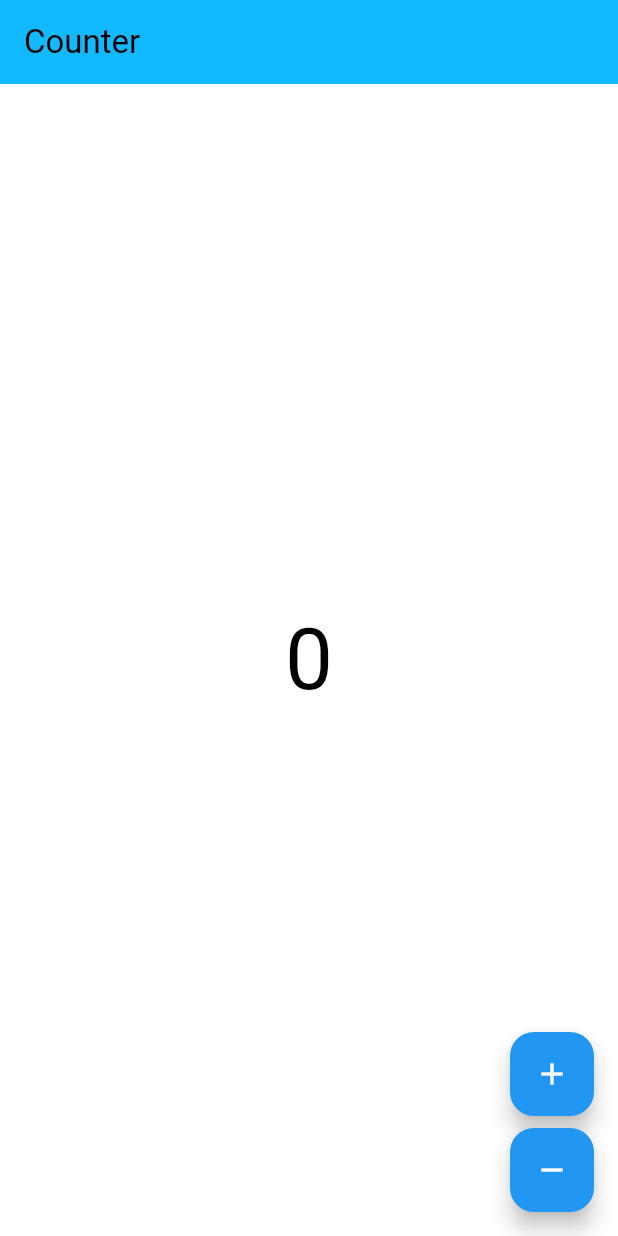
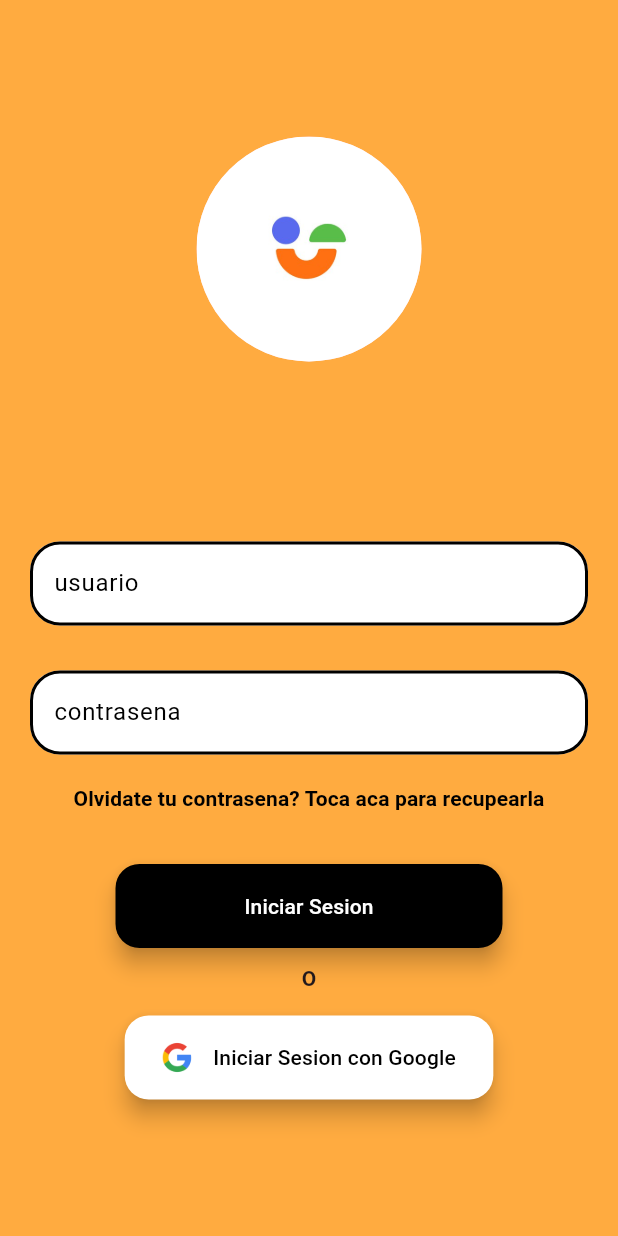
Before and after one commit to hecmorr/handy, a Flutter app: the screen it shows after launch, on a phone screen of 412 x 824 dp. Run offline on Flutter 3.47's test engine with Material 3 defaults, Android fonts, the phone set to English and light mode, and no system bars; our stand-ins replace bloc, flutter_bloc, go_router, google_fonts; generated files the repository leaves out were written again.

Commit message:
Log in UI created

```diff
--- /dev/null
+++ b/devtools_options.yaml
@@ -0,0 +1 @@
+extensions:
--- a/lib/app/app.dart
+++ b/lib/app/app.dart
@@ -1 +1,2 @@
 export 'view/app.dart';
+export 'view/login.dart';
--- a/lib/app/view/app.dart
+++ b/lib/app/view/app.dart
@@ -1,22 +1,17 @@
 import 'package:flutter/material.dart';
-import 'package:handy/counter/counter.dart';
-import 'package:handy/l10n/l10n.dart';
+import 'package:handy/config/theme/app_theme.dart';
+
+import '../../config/router/router.dart';
 
 class App extends StatelessWidget {
   const App({super.key});
 
   @override
   Widget build(BuildContext context) {
-    return MaterialApp(
-      theme: ThemeData(
-        appBarTheme: const AppBarTheme(color: Color(0xFF13B9FF)),
-        colorScheme: ColorScheme.fromSwatch(
-          accentColor: const Color(0xFF13B9FF),
-        ),
-      ),
-      localizationsDelegates: AppLocalizations.localizationsDelegates,
-      supportedLocales: AppLocalizations.supportedLocales,
-      home: const CounterPage(),
+    return MaterialApp.router(
+      routerConfig: routes,
+      debugShowCheckedModeBanner: false,
+      theme: AppTheme().getTheme(),
     );
   }
 }
--- /dev/null
+++ b/lib/app/view/login.dart
@@ -0,0 +1,70 @@
+import 'package:flutter/material.dart';
+import '../../widgets/widgets.dart';
+
+class Login extends StatelessWidget {
+  const Login({super.key});
+
+  @override
+  Widget build(BuildContext context) {
+    return Scaffold(
+      body: Column(
+        mainAxisAlignment: MainAxisAlignment.center,
+        children: [
+          const Center(
+            child: SizedBox(
+              height: 150,
+              width: 150,
+              child: CircleAvatar(
+                maxRadius: 14,
+                backgroundImage: AssetImage(
+                  'assets/logo.jpeg',
+                ),
+              ),
+            ),
+          ),
+          Padding(
+            padding: const EdgeInsets.only(top: 120, right: 20, left: 20),
+            child: Column(
+              children: [
+                loginTextFormField('usuario', Theme.of(context).hintColor),
+                const SizedBox(height: 30),
+                loginTextFormField('contrasena', Theme.of(context).hintColor),
+                const SizedBox(height: 5),
+                txtBtn(),
+                const SizedBox(height: 20),
+                SizedBox(
+                  width: 258,
+                  child: fabLogin(
+                    labelText: 'Iniciar Sesion',
+                    backgroundColor: Colors.black,
+                    textColor: Colors.white,
+                  ),
+                ),
+                const Padding(
+                  padding: EdgeInsets.symmetric(vertical: 10),
+                  child: Text(
+                    'O',
+                    style: TextStyle(fontWeight: FontWeight.bold),
+                  ),
+                ),
+                const SizedBox(height: 5),
+                Row(
+                  mainAxisAlignment: MainAxisAlignment.center,
+                  children: [
+                    fabGoogle(
+                      assetString: 'assets/google.png',
+                      labelText: 'Iniciar Sesion con Google',
+                      backgroundColor: Colors.white,
+                      textColor: Colors.black,
+                    ),
+                  ],
+                ),
+              ],
+            ),
+          ),
+        ],
+      ),
+      backgroundColor: Colors.orangeAccent,
+    );
+  }
+}
--- /dev/null
+++ b/lib/config/config.dart
@@ -0,0 +1 @@
+export 'package:go_router/go_router.dart';
--- /dev/null
+++ b/lib/config/router/router.dart
@@ -0,0 +1,13 @@
+import 'package:flutter/material.dart';
+import 'package:go_router/go_router.dart';
+
+import '../../app/view/login.dart';
+
+final GoRouter routes = GoRouter(
+  routes: [
+    GoRoute(
+      path: '/',
+      builder: (context, state) => const Login(),
+    ),
+  ],
+);
--- /dev/null
+++ b/lib/config/theme/app_theme.dart
@@ -0,0 +1,14 @@
+import 'package:flutter/material.dart';
+import 'package:google_fonts/google_fonts.dart';
+
+class AppTheme {
+  ThemeData getTheme() => ThemeData(
+        useMaterial3: true,
+        colorSchemeSeed: Colors.black,
+        hintColor: Colors.black,
+        textTheme: TextTheme(
+          titleLarge: GoogleFonts.montserratAlternates(),
+          titleMedium: GoogleFonts.montserratAlternates(fontSize: 35),
+        ),
+      );
+}
--- /dev/null
+++ b/lib/widgets/fab_google.dart
@@ -0,0 +1,32 @@
+import 'package:flutter/material.dart';
+
+Widget fabGoogle({
+  required String assetString,
+  required String labelText,
+  required Color backgroundColor,
+  required Color textColor,
+}) {
+  return FloatingActionButton.extended(
+    backgroundColor: backgroundColor,
+    onPressed: () => {},
+    label: Row(
+      children: [
+        SizedBox(
+          height: 30,
+          width: 30,
+          child: Image(
+            image: AssetImage(assetString),
+          ),
+        ),
+        const SizedBox(width: 4),
+        Padding(
+          padding: const EdgeInsets.symmetric(horizontal: 5),
+          child: Text(
+            labelText,
+            style: TextStyle(color: textColor),
+          ),
+        ),
+      ],
+    ),
+  );
+}
--- /dev/null
+++ b/lib/widgets/fab_login.dart
@@ -0,0 +1,16 @@
+import 'package:flutter/material.dart';
+
+Widget fabLogin({
+  required String labelText,
+  required Color backgroundColor,
+  required Color textColor,
+}) {
+  return FloatingActionButton.extended(
+    backgroundColor: backgroundColor,
+    onPressed: () => {},
+    label: Text(
+      labelText,
+      style: TextStyle(color: textColor),
+    ),
+  );
+}
--- /dev/null
+++ b/lib/widgets/text_btn.dart
@@ -0,0 +1,15 @@
+import 'package:flutter/material.dart';
+
+Widget txtBtn() {
+  return TextButton(
+    onPressed: () => {},
+    child: const Text(
+      style: TextStyle(
+        color: Colors.black,
+        fontWeight: FontWeight.bold,
+      ),
+      textAlign: TextAlign.center,
+      'Olvidate tu contrasena? Toca aca para recupearla',
+    ),
+  );
+}
--- /dev/null
+++ b/lib/widgets/text_form_field.dart
@@ -0,0 +1,24 @@
+import 'package:flutter/material.dart';
+
+Widget loginTextFormField(String labelText, Color color) {
+  return TextFormField(
+    decoration: InputDecoration(
+      filled: true,
+      fillColor: Colors.white,
+      border: OutlineInputBorder(
+        borderRadius: BorderRadius.circular(20),
+      ),
+      enabledBorder: OutlineInputBorder(
+        borderRadius: const BorderRadius.all(Radius.circular(20)),
+        borderSide: BorderSide(
+          color: color,
+          width: 2,
+        ),
+      ),
+      labelText: labelText,
+      labelStyle: const TextStyle(
+        color: Colors.black,
+      ),
+    ),
+  );
+}
--- /dev/null
+++ b/lib/widgets/widgets.dart
@@ -0,0 +1,4 @@
+export 'fab_google.dart';
+export 'fab_login.dart';
+export 'text_btn.dart';
+export 'text_form_field.dart';
--- a/pubspec.yaml
+++ b/pubspec.yaml
@@ -13,6 +13,8 @@ dependencies:
   flutter_bloc: ^8.1.3
   flutter_localizations:
     sdk: flutter
+  go_router: ^13.2.2
+  google_fonts: 6.1.0
   intl: ^0.18.0
 
 dev_dependencies:
@@ -25,3 +27,5 @@ dev_dependencies:
 flutter:
   uses-material-design: true
   generate: true
+  assets:
+    - assets/
```
Also changed, not shown: assets/google.png (added), assets/logo.jpeg (added), 6 other files.
